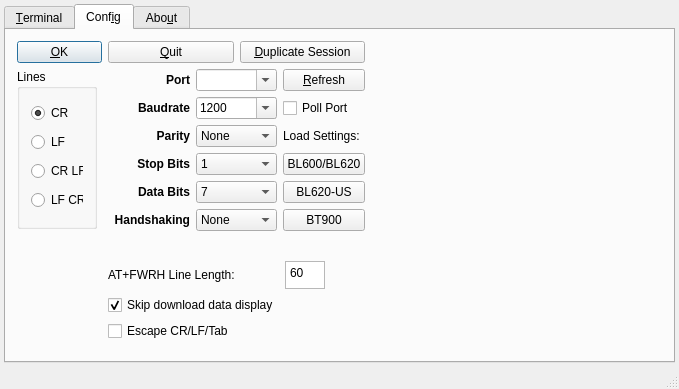
Old version of the form UwxMainWindow.ui in the repository LairdCP/UwTerminalX.
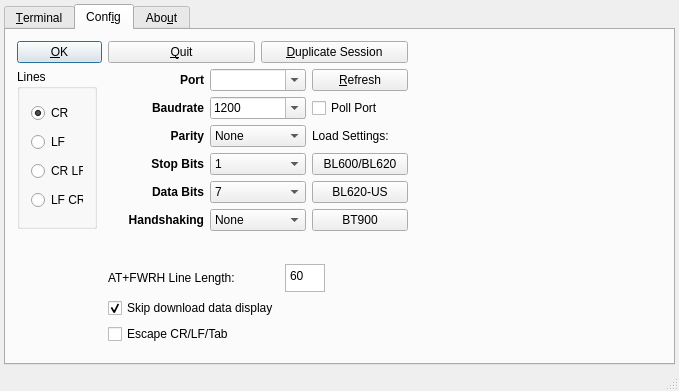
New version of the form. The open tabs and pages were chosen to show the change. Custom widgets are drawn as their Qt base class.

What changed in the file:
```diff
--- a/UwxMainWindow.ui
+++ b/UwxMainWindow.ui
@@ -7,7 +7,7 @@
     <x>0</x>
     <y>0</y>
     <width>648</width>
-    <height>389</height>
+    <height>391</height>
    </rect>
   </property>
   <property name="sizePolicy">
@@ -1056,9 +1056,21 @@
              <layout class="QVBoxLayout" name="verticalLayout_5">
               <item>
                <widget class="QLabel" name="label_SerialInfo">
+                <property name="sizePolicy">
+                 <sizepolicy hsizetype="Minimum" vsizetype="Preferred">
+                  <horstretch>0</horstretch>
+                  <verstretch>0</verstretch>
+                 </sizepolicy>
+                </property>
+                <property name="minimumSize">
+                 <size>
+                  <width>300</width>
+                  <height>0</height>
+                 </size>
+                </property>
                 <property name="font">
                  <font>
-                  <pointsize>7</pointsize>
+                  <pointsize>8</pointsize>
                  </font>
                 </property>
                 <property name="text">
```
Left out of the diff: 6 changed lines with no effect on the pictures.
